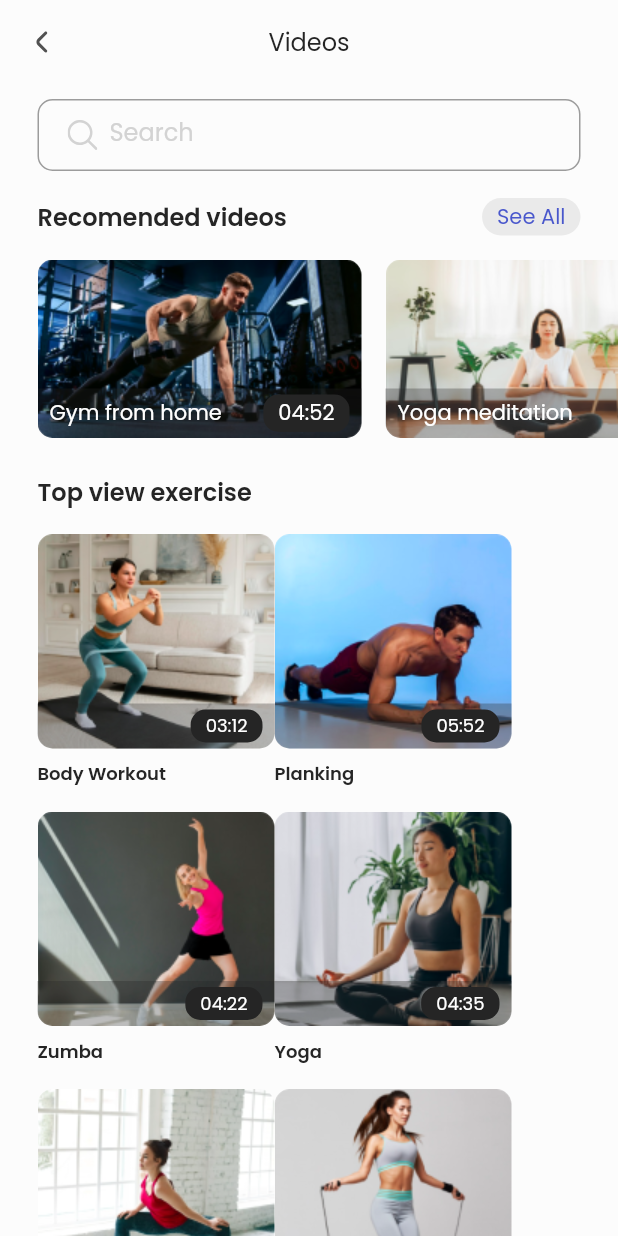
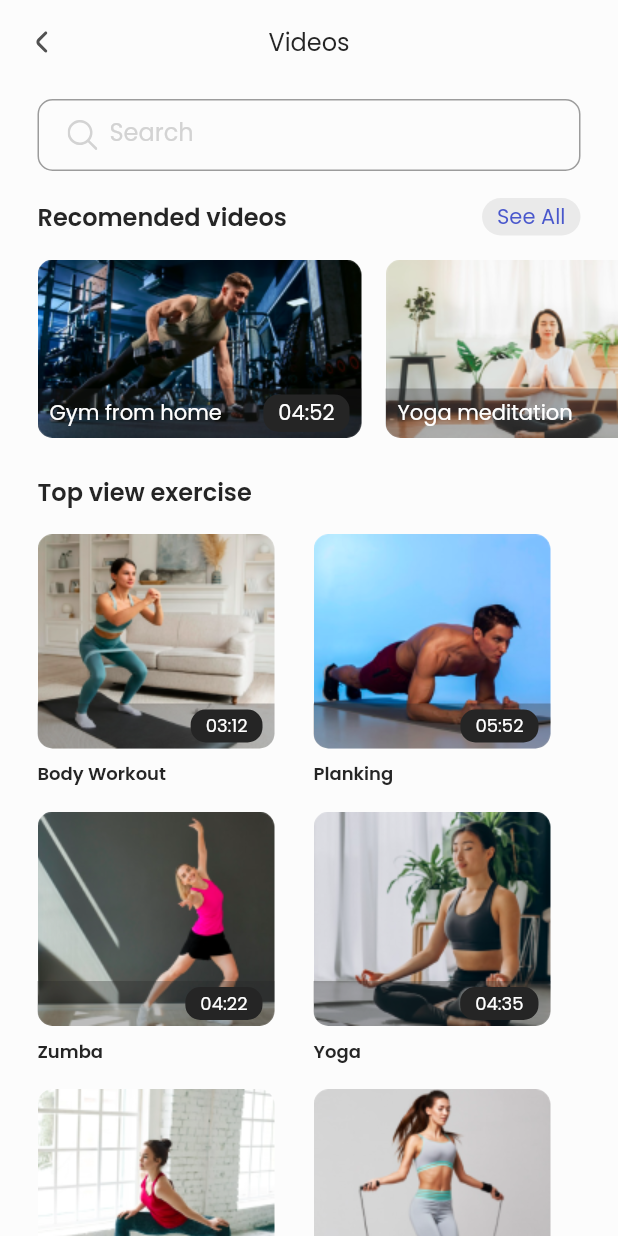
Before and after one commit to Capstone-Project-Kelompok-6/Flutter, a Flutter app: the ExploreScreen screen opened directly, after a tap on "See All", on a phone screen of 412 x 824 dp. Run offline on Flutter 3.47's test engine with Material 2 defaults, Android fonts, the light colour scheme and no system bars; our stand-ins replace carousel_slider, flutter_svg, google_fonts, pin_code_fields.

Commit message:
minor update

```diff
--- a/flutter_capstone_6/lib/screen/main/explore/explore_screen.dart
+++ b/flutter_capstone_6/lib/screen/main/explore/explore_screen.dart
@@ -174,13 +174,16 @@ class ExploreScreen extends StatelessWidget {
                 width: double.infinity,
                 margin: const EdgeInsets.only(right: 25),
                 child: Wrap(
-                  alignment: WrapAlignment.spaceEvenly,
+                  alignment: WrapAlignment.start,
                   children: [
                     topViewCard('img9.png', 'Body Workout', '03:12'),
+                    const SizedBox(width: 26),
                     topViewCard('img10.png', 'Planking', '05:52'),
                     topViewCard('img11.png', 'Zumba', '04:22'),
+                    const SizedBox(width: 26),
                     topViewCard('img12.png', 'Yoga', '04:35'),
                     topViewCard('img13.png', 'Streching', '04:59'),
+                    const SizedBox(width: 26),
                     topViewCard('img14.png', 'Cardio', '03:48'),
                   ],
                 ),
--- a/flutter_capstone_6/lib/screen/main/explore/video_list_screen.dart
+++ b/flutter_capstone_6/lib/screen/main/explore/video_list_screen.dart
@@ -103,10 +103,13 @@ class _VideoListScreenState extends State<VideoListScreen> {
                   alignment: WrapAlignment.start,
                   children: [
                     topViewCard('img9.png', 'Body Workout', '03:12'),
+                    const SizedBox(width: 26),
                     topViewCard('img10.png', 'Planking', '05:52'),
                     topViewCard('img11.png', 'Zumba', '04:22'),
+                    const SizedBox(width: 26),
                     topViewCard('img12.png', 'Yoga', '04:35'),
                     topViewCard('img13.png', 'Streching', '04:59'),
+                    const SizedBox(width: 26),
                     topViewCard('img14.png', 'Cardio', '03:48'),
                   ],
                 ),
```
